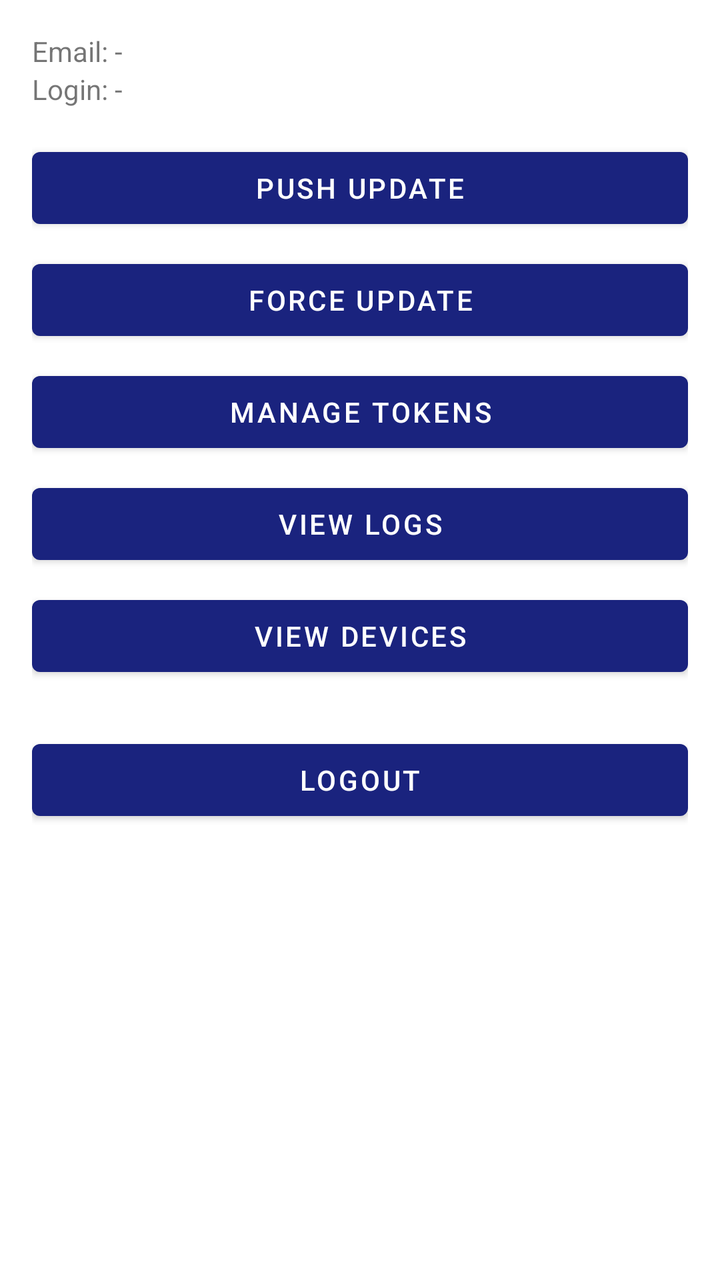
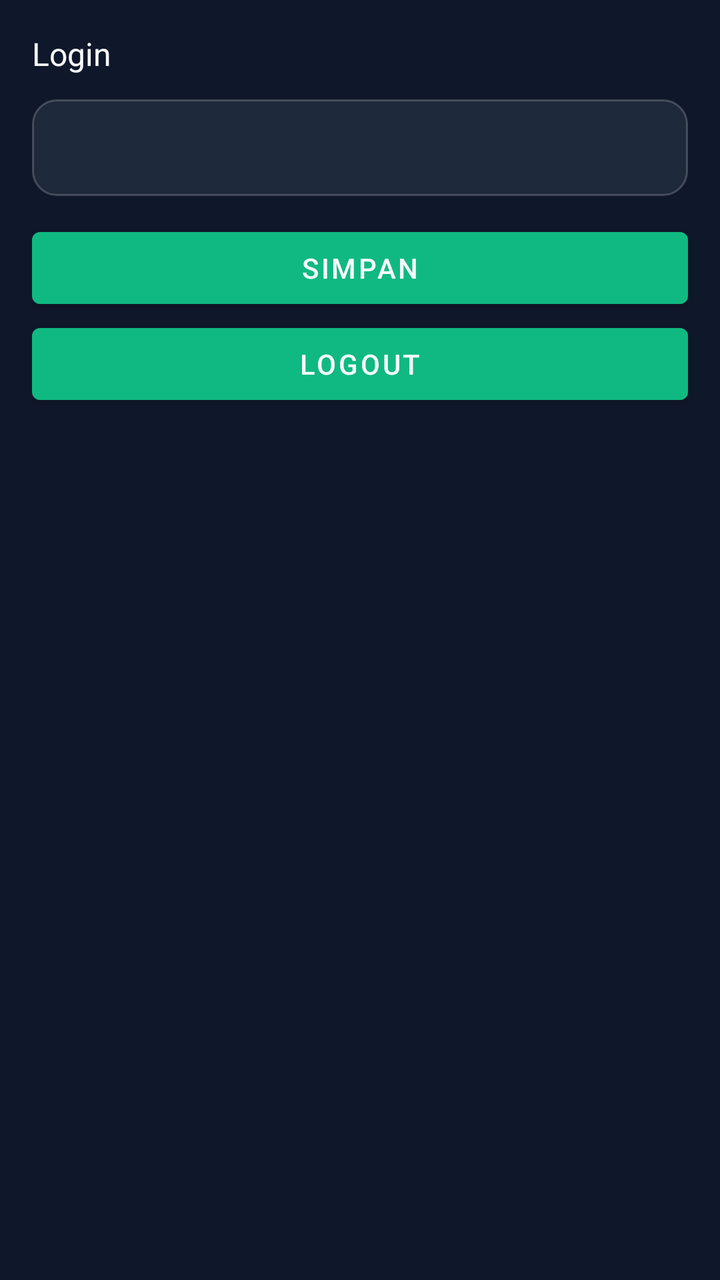

The first picture is an Android layout as it rendered before a commit; the second is the same layout after the commit. The layout source and the unified diff follow.
<!-- AndroidManifest.xml: application theme Theme.YadPipeline -->
<!-- res/layout/activity_admin.xml -->
<?xml version="1.0" encoding="utf-8"?>
<ScrollView xmlns:android="http://schemas.android.com/apk/res/android"
    android:layout_width="match_parent" android:layout_height="match_parent">
    <LinearLayout android:orientation="vertical" android:padding="16dp"
        android:layout_width="match_parent" android:layout_height="wrap_content">

        <TextView android:id="@+id/tvAdminEmail" android:text="Email: -"
            android:layout_width="match_parent" android:layout_height="wrap_content"/>
        <TextView android:id="@+id/tvAdminLogin" android:text="Login: -"
            android:layout_marginBottom="16dp"
            android:layout_width="match_parent" android:layout_height="wrap_content"/>

        <Button android:id="@+id/btnPushUpdate" android:text="Push Update"
            android:layout_marginBottom="8dp"
            android:layout_width="match_parent" android:layout_height="wrap_content"/>
        <Button android:id="@+id/btnForceUpdate" android:text="Force Update"
            android:layout_marginBottom="8dp"
            android:layout_width="match_parent" android:layout_height="wrap_content"/>
        <Button android:id="@+id/btnManageTokens" android:text="Manage Tokens"
            android:layout_marginBottom="8dp"
            android:layout_width="match_parent" android:layout_height="wrap_content"/>
        <Button android:id="@+id/btnViewLogs" android:text="View Logs"
            android:layout_marginBottom="8dp"
            android:layout_width="match_parent" android:layout_height="wrap_content"/>
        <Button android:id="@+id/btnViewDevices" android:text="View Devices"
            android:layout_marginBottom="8dp"
            android:layout_width="match_parent" android:layout_height="wrap_content"/>
        <Button android:id="@+id/btnLogout" android:text="Logout"
            android:layout_marginTop="16dp"
            android:layout_width="match_parent" android:layout_height="wrap_content"/>
    </LinearLayout>
</ScrollView>
<!-- resources referenced by this layout -->
<resources>
  <style name="Theme.YadPipeline" parent="Theme.MaterialComponents.DayNight.NoActionBar">
          <item name="colorPrimary">@color/primary</item>
          <item name="colorPrimaryVariant">@color/primary_dark</item>
          <item name="colorOnPrimary">@color/white</item>
          <item name="colorSecondary">@color/accent</item>
          <item name="colorOnSecondary">@color/white</item>
      </style>
  <color name="primary">#1A237E</color>
  <color name="primary_dark">#0D47A1</color>
  <color name="white">#FFFFFF</color>
  <color name="accent">#FF9800</color>
</resources>

<!-- the commit's change to res/layout/activity_admin.xml (unified diff, before → after) -->
@@ -1,32 +1,15 @@
 <?xml version="1.0" encoding="utf-8"?>
-<ScrollView xmlns:android="http://schemas.android.com/apk/res/android"
-    android:layout_width="match_parent" android:layout_height="match_parent">
-    <LinearLayout android:orientation="vertical" android:padding="16dp"
-        android:layout_width="match_parent" android:layout_height="wrap_content">
-
-        <TextView android:id="@+id/tvAdminEmail" android:text="Email: -"
-            android:layout_width="match_parent" android:layout_height="wrap_content"/>
-        <TextView android:id="@+id/tvAdminLogin" android:text="Login: -"
-            android:layout_marginBottom="16dp"
-            android:layout_width="match_parent" android:layout_height="wrap_content"/>
-
-        <Button android:id="@+id/btnPushUpdate" android:text="Push Update"
-            android:layout_marginBottom="8dp"
-            android:layout_width="match_parent" android:layout_height="wrap_content"/>
-        <Button android:id="@+id/btnForceUpdate" android:text="Force Update"
-            android:layout_marginBottom="8dp"
-            android:layout_width="match_parent" android:layout_height="wrap_content"/>
-        <Button android:id="@+id/btnManageTokens" android:text="Manage Tokens"
-            android:layout_marginBottom="8dp"
-            android:layout_width="match_parent" android:layout_height="wrap_content"/>
-        <Button android:id="@+id/btnViewLogs" android:text="View Logs"
-            android:layout_marginBottom="8dp"
-            android:layout_width="match_parent" android:layout_height="wrap_content"/>
-        <Button android:id="@+id/btnViewDevices" android:text="View Devices"
-            android:layout_marginBottom="8dp"
-            android:layout_width="match_parent" android:layout_height="wrap_content"/>
-        <Button android:id="@+id/btnLogout" android:text="Logout"
-            android:layout_marginTop="16dp"
-            android:layout_width="match_parent" android:layout_height="wrap_content"/>
-    </LinearLayout>
-</ScrollView>
+<LinearLayout xmlns:android="http://schemas.android.com/apk/res/android"
+    android:layout_width="match_parent" android:layout_height="match_parent"
+    android:orientation="vertical" android:background="@color/bg" android:padding="16dp">
+    <TextView android:id="@+id/tvAdminUser" android:layout_width="match_parent"
+        android:layout_height="wrap_content" android:text="Login" android:textColor="@color/text" android:textSize="16sp"/>
+    <EditText android:id="@+id/etManualToken" android:layout_width="match_parent"
+        android:layout_height="wrap_content" android:layout_marginTop="12dp"
+        android:textColor="@color/text" android:background="@drawable/card_bg" android:padding="12dp"/>
+    <com.google.android.material.button.MaterialButton android:id="@+id/btnSaveToken"
+        android:layout_width="match_parent" android:layout_height="wrap_content"
+        android:layout_marginTop="12dp" android:text="Simpan"/>
+    <com.google.android.material.button.MaterialButton android:id="@+id/btnLogout"
+        android:layout_width="match_parent" android:layout_height="wrap_content" android:text="Logout"/>
+</LinearLayout>
<!-- resource entries referenced after the edit -->
@@ -1,15 +1,20 @@
 <!-- resources referenced by this layout -->
 <resources>
+  <color name="bg">#0F172A</color>
+  <color name="text">#F8FAFC</color>
+  <!-- drawable card_bg (drawable) -->
+  <shape xmlns:android="http://schemas.android.com/apk/res/android">
+      <solid android:color="@color/card"/>
+      <corners android:radius="12dp"/>
+      <stroke android:width="1dp" android:color="#33FFFFFF"/>
+  </shape>
   <style name="Theme.YadPipeline" parent="Theme.MaterialComponents.DayNight.NoActionBar">
-          <item name="colorPrimary">@color/primary</item>
-          <item name="colorPrimaryVariant">@color/primary_dark</item>
-          <item name="colorOnPrimary">@color/white</item>
-          <item name="colorSecondary">@color/accent</item>
-          <item name="colorOnSecondary">@color/white</item>
+          <item name="colorPrimary">@color/accent</item>
+          <item name="colorOnPrimary">@color/text</item>
+          <item name="android:windowBackground">@color/bg</item>
+          <item name="android:textColor">@color/text</item>
       </style>
-  <color name="primary">#1A237E</color>
-  <color name="primary_dark">#0D47A1</color>
-  <color name="white">#FFFFFF</color>
-  <color name="accent">#FF9800</color>
+  <color name="card">#1E293B</color>
+  <color name="accent">#10B981</color>
 </resources>
 
